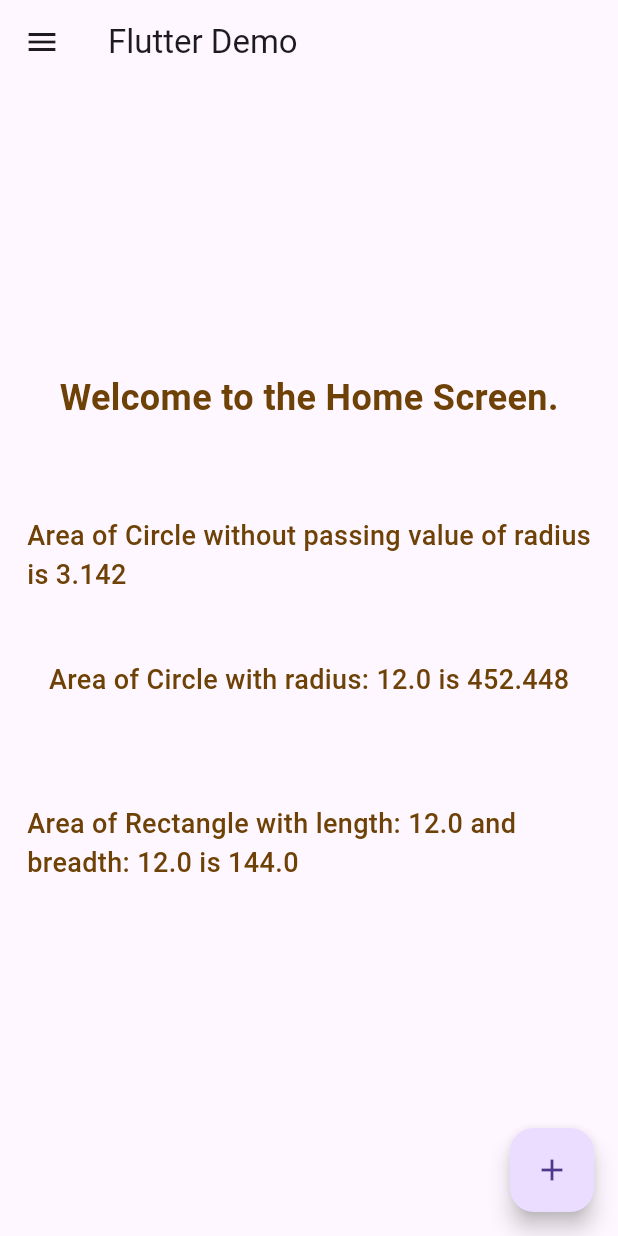
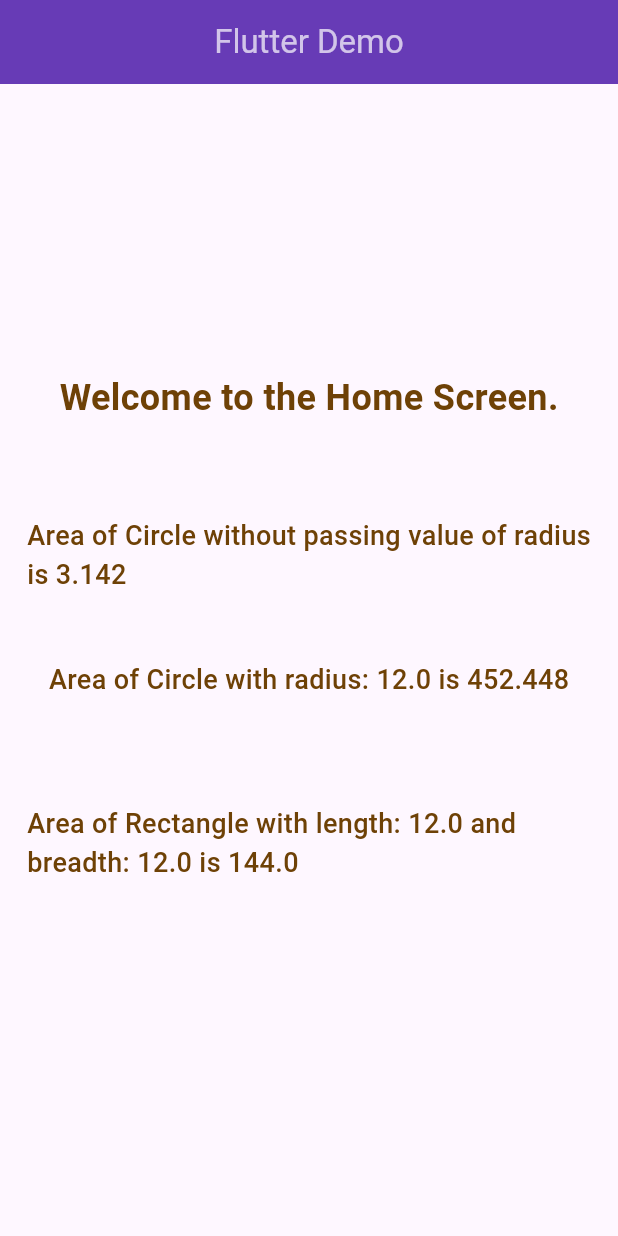
Before and after one commit to yadav-deepakk/FlutterDemoApp, a Flutter app: the screen it shows after launch, on a phone screen of 412 x 824 dp. Run offline on Flutter 3.47's test engine with Material 3 defaults, Android fonts, the phone set to English and light mode, and no system bars.

Commit message:
Learned about routes and themes in dart.

```diff
--- a/lib/main.dart
+++ b/lib/main.dart
@@ -1,5 +1,6 @@
 import 'package:flutter/material.dart';
-import 'pages/home.dart';
+import 'package:flutter_app1/pages/login.dart';
+import 'package:flutter_app1/pages/home.dart';
 
 void main() => runApp(const MyDemoApp());
 
@@ -9,22 +10,23 @@ class MyDemoApp extends StatelessWidget {
   @override
   Widget build(BuildContext context) {
     return MaterialApp(
-      title: 'Flutter Demo',
-      debugShowCheckedModeBanner: false,
-      theme: ThemeData(
-        primaryColor: Colors.black54,
-      ),
-      home: Scaffold(
-        appBar: AppBar(
-          title: const Text("Flutter Demo"),
+        debugShowCheckedModeBanner: false,
+        theme: ThemeData(
+          // brightness: Brightness.dark,
+          primarySwatch: Colors.cyan,
+          appBarTheme: const AppBarTheme(
+            backgroundColor: Colors.deepPurple,
+            centerTitle: true,
+            elevation: 2.0,
+            titleSpacing: 1.0,
+            foregroundColor: Colors.white70,
+          ),
         ),
-        body: const HomeScreen(),
-        drawer: const Drawer(),
-        floatingActionButton: FloatingActionButton(
-          onPressed: () {},
-          child: const Icon(Icons.add),
-        ),
-      ),
-    );
+        initialRoute: "/",
+        routes: {
+          "/": (context) => const HomeScreen(),
+          "/home": (context) => const HomeScreen(),
+          "/Login": (context) => const LoginScreen(),
+        });
   }
 }
--- a/lib/pages/home.dart
+++ b/lib/pages/home.dart
@@ -4,10 +4,11 @@ class HomeScreen extends StatefulWidget {
   const HomeScreen({super.key});
 
   @override
-  HomeScreenState createState() => HomeScreenState();
+  // ignore: library_private_types_in_public_api
+  _HomeScreenState createState() => _HomeScreenState();
 }
 
-class HomeScreenState extends State<HomeScreen> {
+class _HomeScreenState extends State<HomeScreen> {
   static const pi = 3.142;
 
   TextStyle _paraTextStyle(double fsize, FontWeight fweight) {
@@ -44,7 +45,9 @@ class HomeScreenState extends State<HomeScreen> {
     double length = 12;
     double breadth = 12;
 
-    return Column(
+    return Scaffold(
+      appBar: AppBar(title: const Text("Flutter Demo")),
+      body: Column(
         children: <Widget>[
           // space
           const Spacer(flex: 2),
@@ -111,6 +114,7 @@ class HomeScreenState extends State<HomeScreen> {
           // space
           const Spacer(flex: 2)
         ],
+      ),
     );
   }
 }
```
Also changed, not shown: lib/pages/login.dart (added, +21 -0 lines). Lines whose indentation alone changed are shown as unchanged.
